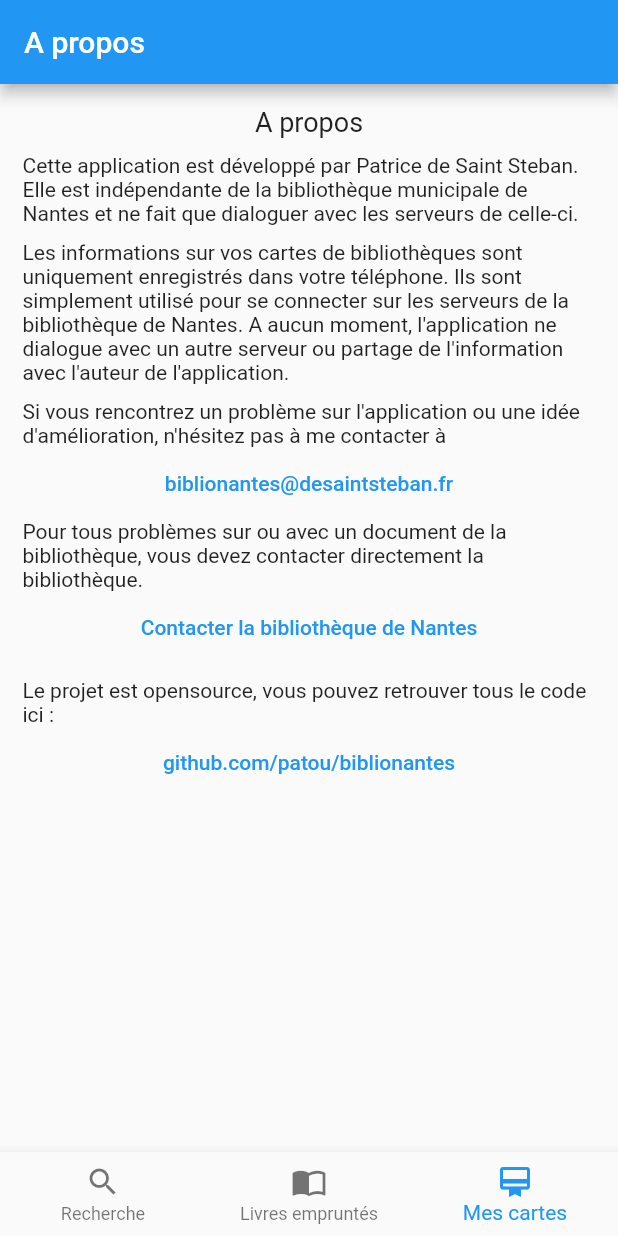
After one commit to patou/biblionantes, a Flutter app: the AboutPage screen opened by its route, after a tap on "biblionantes@desaintsteban.fr", on a phone screen of 412 x 824 dp. The commit adds this screen. Run offline on Flutter 3.47's test engine with Material 2 defaults, Android fonts, the phone set to English and light mode, and no system bars; our stand-ins replace auto_route, bloc, dio, equatable, flutter_bloc, grouped_list and 3 more; accounts and stored records are empty.

Commit message:
:sparkles: Ajout d'une page A propos

```diff
--- a/lib/main.dart
+++ b/lib/main.dart
@@ -38,6 +38,7 @@ class BiblioNantesApp extends StatelessWidget {
         ],
         child: BlocProvider(
             create: (context) => LibraryCardBloc(accountRepository: context.read())..add(LoadLibraryCardEvent()),
+            lazy: false,
             child: MaterialApp.router(
               title: 'Biblio Nantes',
               theme: ThemeData(
--- /dev/null
+++ b/lib/pages/about_page.dart
@@ -0,0 +1,52 @@
+import 'package:flutter/material.dart';
+import 'package:url_launcher/url_launcher.dart';
+
+class AboutPage extends StatelessWidget {
+  @override
+  Widget build(BuildContext context) {
+    return Scaffold(
+      appBar: AppBar(
+        title: Text("A propos"),
+      ),
+      body: Container(
+        padding: EdgeInsets.all(15),
+        child: Column(
+          children: [
+            Text("A propos", style: TextStyle(fontSize: 18),),
+            SizedBox(height: 10,),
+            Text("Cette application est développé par Patrice de Saint Steban. Elle est indépendante de la bibliothèque municipale de Nantes et ne fait que dialoguer avec les serveurs de celle-ci.", style: TextStyle(fontSize: 14),),
+            SizedBox(height: 10,),
+            Text("Les informations sur vos cartes de bibliothèques sont uniquement enregistrés dans votre téléphone. "
+                "Ils sont simplement utilisé pour se connecter sur les serveurs de la bibliothèque de Nantes. "
+                "A aucun moment, l'application ne dialogue avec un autre serveur ou partage de l'information avec l'auteur de l'application.", style: TextStyle(fontSize: 14),),
+            SizedBox(height: 10,),
+            Text("Si vous rencontrez un problème sur l'application ou une idée d'amélioration, n'hésitez pas à me contacter à ", style: TextStyle(fontSize: 14),),
+            TextButton(onPressed: () async {
+              await lauchUrl('mailto:biblionantes@desaintsteban.fr');
+            },
+            child: Text("biblionantes@desaintsteban.fr"),),
+            Text("Pour tous problèmes sur ou avec un document de la bibliothèque, vous devez contacter directement la bibliothèque.", style: TextStyle(fontSize: 14),),
+            TextButton(onPressed: () async {
+              await lauchUrl('https://bm.nantes.fr/home/contacts.html');
+            },
+              child: Text("Contacter la bibliothèque de Nantes"),),
+            SizedBox(height: 10,),
+            Text("Le projet est opensource, vous pouvez retrouver tous le code ici :  ", style: TextStyle(fontSize: 14),),
+            TextButton(onPressed: () async {
+              await lauchUrl('https://github.com/patou/biblionantes');
+            },
+              child: Text("github.com/patou/biblionantes"),),
+          ],
+        ),
+      ),
+    );
+  }
+
+  Future<void> lauchUrl(String url) async {
+    if (await canLaunch(url)) {
+      await launch(url);
+    } else {
+      throw 'Could not launch $url';
+    }
+  }
+}
--- a/lib/router.dart
+++ b/lib/router.dart
@@ -1,4 +1,5 @@
 import 'package:auto_route/auto_route.dart';
+import 'package:biblionantes/pages/about_page.dart';
 import 'package:biblionantes/pages/accountpage.dart';
 import 'package:biblionantes/pages/detail_page.dart';
 import 'package:biblionantes/pages/loanspage.dart';
@@ -39,6 +40,7 @@ import 'app.dart';
           page: EmptyRouterPage,
           children: [
             AutoRoute(path: '', page: AccountPage),
+            AutoRoute(path: 'about', page: AboutPage),
             RedirectRoute(path: '*', redirectTo: ''),
           ],
         ),
--- a/pubspec.yaml
+++ b/pubspec.yaml
@@ -31,6 +31,7 @@ dependencies:
   grouped_list: ^4.0.0
   flutter_bloc: ^7.0.1
   rxdart: ^0.27.1
+  url_launcher: ^6.0.9
 
   # The following adds the Cupertino Icons font to your application.
   # Use with the CupertinoIcons class for iOS style icons.
```
Also changed, not shown: lib/pages/accountpage.dart (+21 -0 lines), lib/router.gr.dart, pubspec.lock, 1 other file.
